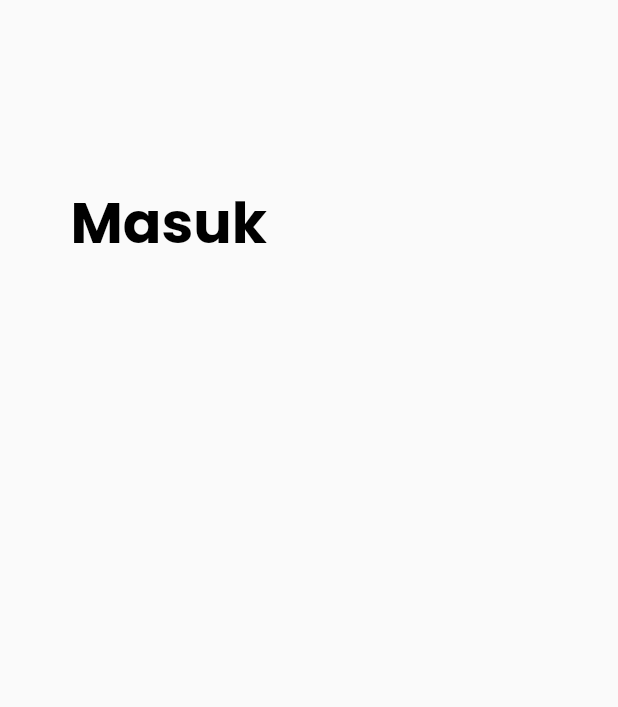
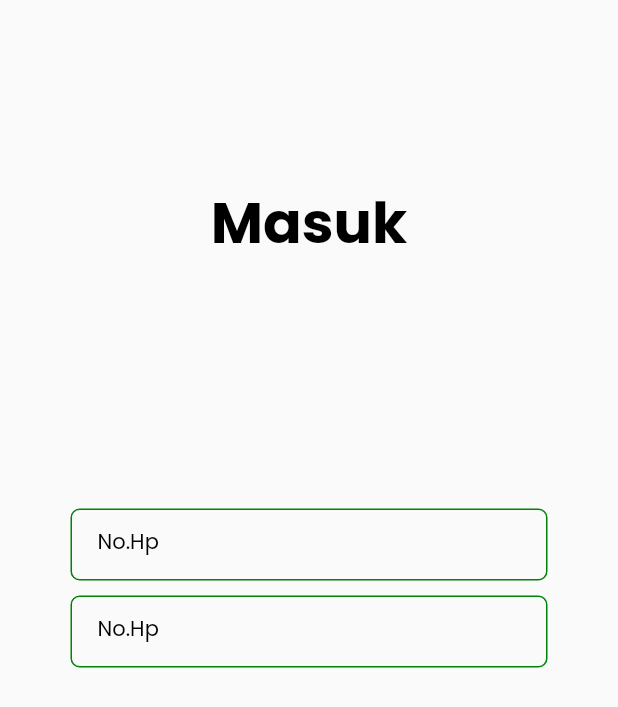
Before and after one commit to rajul0/rumah_sampah_digital, a Flutter app: the screen it shows after launch, after a tap on "Mulai", on a phone screen of 412 x 824 dp. Shown: the top 707 px of the screen. Run offline on Flutter 3.47's test engine with Material 2 defaults, Android fonts, the phone set to English and light mode, and no system bars.

Commit message:
buat halaman login

```diff
--- a/lib/login_page.dart
+++ b/lib/login_page.dart
@@ -8,6 +8,8 @@
 }
 
 class _LoginPageState extends State<LoginPage> {
+  final _formKey = GlobalKey<FormState>();
+
   @override
   Widget build(BuildContext context) {
     return Scaffold(
@@ -17,19 +19,108 @@
             left: 47.0,
             right: 47.0,
           ),
-          child: Column(children: [
+          child: Column(
+            mainAxisAlignment: MainAxisAlignment.center,
+            crossAxisAlignment: CrossAxisAlignment.center,
+            children: [
               SizedBox(
                 height: 120.0,
               ),
-            Text('Masuk',
-                textAlign: TextAlign.center,
+              Align(
+                alignment: Alignment.center,
+                child: Text(
+                  'Masuk',
                   style: TextStyle(
                     color: Color(0xFF000000),
                     fontSize: 38,
                     fontFamily: 'Poppins',
                     fontWeight: FontWeight.bold,
-                ))
+                  ),
+                ),
+              ),
+              SizedBox(
+                height: 162.0,
+              ),
+              Form(
+                key: _formKey,
+                child: Column(children: [
+                  TextFormField(
+                    decoration: InputDecoration(
+                      labelText: 'No.Hp',
+                      labelStyle: TextStyle(
+                          color: Color(0xFF000000),
+                          fontSize: 14.0,
+                          fontFamily: 'Poppins'),
+                      hintText: '0812xxxxxxxx',
+                      hintStyle: TextStyle(
+                          color: Color(0xFF000000).withOpacity(0.3),
+                          fontSize: 14.0,
+                          fontFamily: 'Poppins'),
+                      contentPadding: EdgeInsets.only(
+                        top: 13.0,
+                        bottom: 12.0,
+                        left: 18.0,
+                      ),
+                      border: OutlineInputBorder(
+                          borderRadius: BorderRadius.all(Radius.circular(6.0)),
+                          borderSide: BorderSide(color: Color(0xFF008305))),
+                      enabledBorder: OutlineInputBorder(
+                        borderRadius: BorderRadius.all(Radius.circular(6.0)),
+                        borderSide: BorderSide(color: Color(0xFF008305)),
+                      ),
+                      focusedBorder: OutlineInputBorder(
+                        borderRadius: BorderRadius.all(Radius.circular(6.0)),
+                        borderSide: BorderSide(color: Color(0xFF008305)),
+                      ),
+                    ),
+                    style: TextStyle(
+                      fontSize: 14.0,
+                      color: Color(0xFF000000),
+                      fontFamily: 'Poppins',
+                    ),
+                  )
                 ]),
+              ),
+              SizedBox(
+                height: 10.0,
+              ),
+              TextFormField(
+                decoration: InputDecoration(
+                  labelText: 'No.Hp',
+                  labelStyle: TextStyle(
+                      color: Color(0xFF000000),
+                      fontSize: 14.0,
+                      fontFamily: 'Poppins'),
+                  hintText: '0812xxxxxxxx',
+                  hintStyle: TextStyle(
+                      color: Color(0xFF000000).withOpacity(0.3),
+                      fontSize: 14.0,
+                      fontFamily: 'Poppins'),
+                  contentPadding: EdgeInsets.only(
+                    top: 13.0,
+                    bottom: 12.0,
+                    left: 18.0,
+                  ),
+                  border: OutlineInputBorder(
+                      borderRadius: BorderRadius.all(Radius.circular(6.0)),
+                      borderSide: BorderSide(color: Color(0xFF008305))),
+                  enabledBorder: OutlineInputBorder(
+                    borderRadius: BorderRadius.all(Radius.circular(6.0)),
+                    borderSide: BorderSide(color: Color(0xFF008305)),
+                  ),
+                  focusedBorder: OutlineInputBorder(
+                    borderRadius: BorderRadius.all(Radius.circular(6.0)),
+                    borderSide: BorderSide(color: Color(0xFF008305)),
+                  ),
+                ),
+                style: TextStyle(
+                  fontSize: 14.0,
+                  color: Color(0xFF000000),
+                  fontFamily: 'Poppins',
+                ),
+              ),
+            ],
+          ),
         ),
       ),
     );
```
Lines whose indentation alone changed are shown as unchanged.
